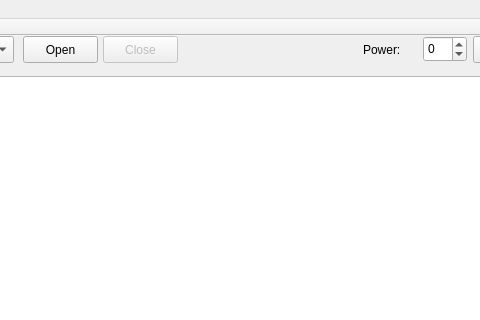
Codaxx/WSN_Lab_2025, file Lesson_5/Parking_lot_Qt/mainwindow.ui: the form before one commit; both pictures show x 187 to 667 and y 0 to 320 of the 1018 by 867 pixel window.
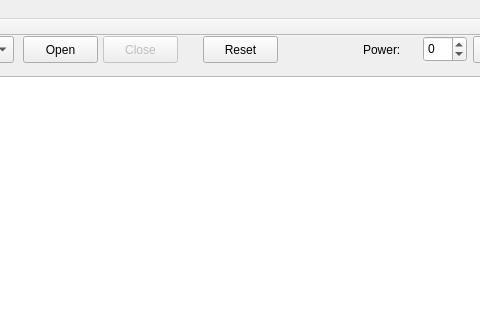
The form after the commit.

Commit message: Create reset button

The edit to the form file:
```diff
--- a/Lesson_5/Parking_lot_Qt/mainwindow.ui
+++ b/Lesson_5/Parking_lot_Qt/mainwindow.ui
@@ -1489,6 +1489,19 @@
      </property>
     </widget>
    </widget>
+   <widget class="QPushButton" name="pushButton_reset">
+    <property name="geometry">
+     <rect>
+      <x>390</x>
+      <y>0</y>
+      <width>75</width>
+      <height>27</height>
+     </rect>
+    </property>
+    <property name="text">
+     <string>Reset</string>
+    </property>
+   </widget>
   </widget>
   <widget class="QMenuBar" name="menuBar">
    <property name="geometry">
```
